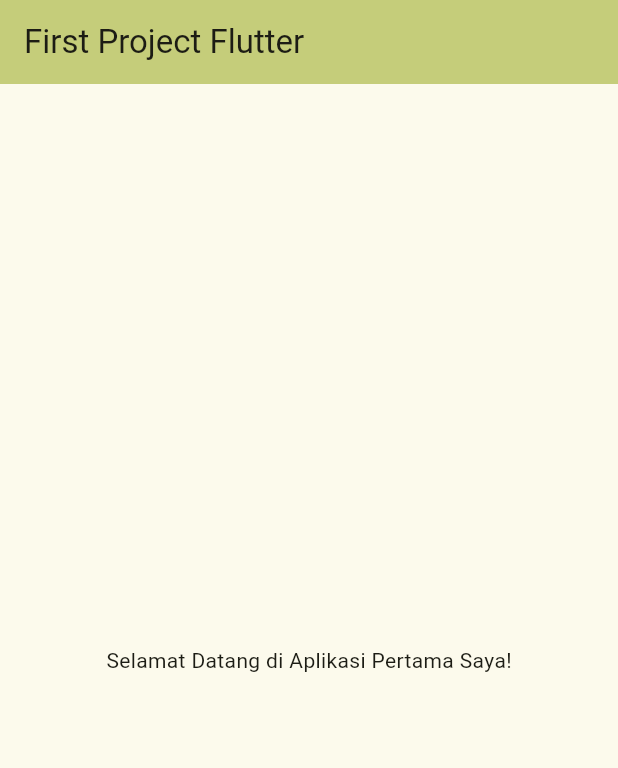
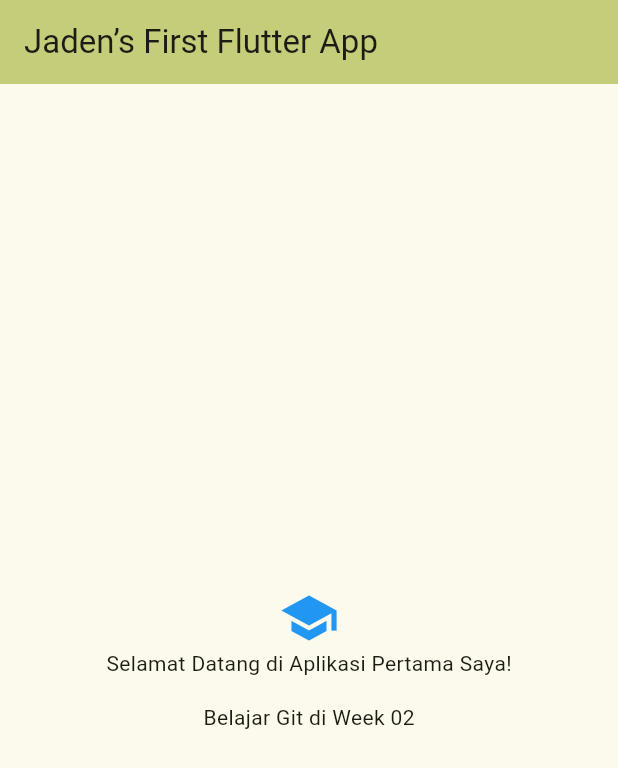
Before and after one commit to JadenSahempa/Project_Flutter, a Flutter app: the screen it shows after launch, on a phone screen of 412 x 824 dp. Shown: the top 768 px of the screen. Run offline on Flutter 3.47's test engine with Material 3 defaults, Android fonts, the phone set to English and light mode, and no system bars.

Commit message:
feat: update app title to Jaden's App and add Git Week 2 text"

```diff
--- a/lib/main.dart
+++ b/lib/main.dart
@@ -30,7 +30,7 @@ class MyApp extends StatelessWidget {
         // tested with just a hot reload.
         colorScheme: ColorScheme.fromSeed(seedColor: Colors.lime),
       ),
-      home: const MyHomePage(title: 'First Project Flutter'),
+      home: const MyHomePage(title: 'Jaden’s First Flutter App'),
     );
   }
 }
@@ -104,7 +104,10 @@ class _MyHomePageState extends State<MyHomePage> {
           // wireframe for each widget.
           mainAxisAlignment: MainAxisAlignment.center,
           children: <Widget>[
+            const Icon(Icons.school, size: 40, color: Colors.blue),
             const Text('Selamat Datang di Aplikasi Pertama Saya!'),
+            const SizedBox(height: 16),
+            const Text('Belajar Git di Week 02'),
             // Text(
             //   '$_counter',
             //   style: Theme.of(context).textTheme.headlineMedium,
```
